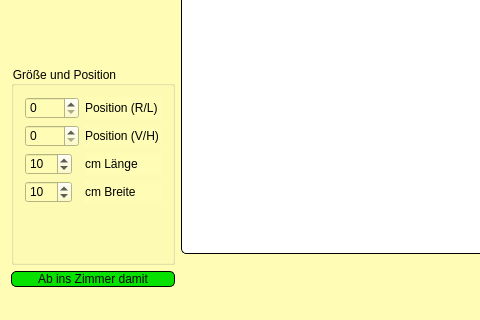
Above: mainwindow.ui from benediktrauch/VectorDrawing before the change; both pictures show x 0 to 480 and y 458 to 778 of the 1026 by 778 pixel window. Below: the same form after it.
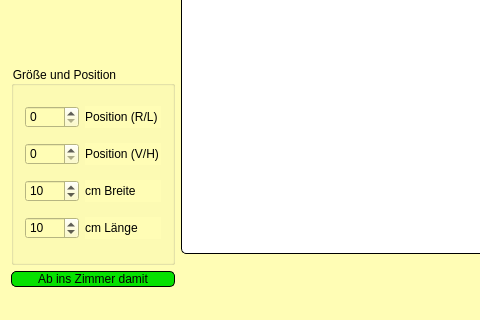
That is the form after the change. Icons and pictures are not drawn. Custom widgets are drawn as their Qt base class.

```diff
--- a/mainwindow.ui
+++ b/mainwindow.ui
@@ -48,7 +48,26 @@
             </property>
             <layout class="QHBoxLayout" name="horizontalLayout_2">
              <item>
-              <layout class="QFormLayout" name="formLayout">
+              <layout class="QGridLayout" name="gridLayout_6">
+               <item row="0" column="0">
+                <widget class="QDoubleSpinBox" name="sb_x_pos">
+                 <property name="maximumSize">
+                  <size>
+                   <width>55</width>
+                   <height>16777215</height>
+                  </size>
+                 </property>
+                 <property name="toolTip">
+                  <string>&lt;html&gt;&lt;head/&gt;&lt;body&gt;&lt;p&gt;&lt;span style=&quot; font-size:10pt;&quot;&gt;Hier kannst Du einstellen, wie weit rechts, oder Links das Möbelstück hingestellt werden soll. Das kannst du aber später noch ändern.&lt;/span&gt;&lt;/p&gt;&lt;/body&gt;&lt;/html&gt;</string>
+                 </property>
+                 <property name="decimals">
+                  <number>0</number>
+                 </property>
+                 <property name="maximum">
+                  <double>1600.000000000000000</double>
+                 </property>
+                </widget>
+               </item>
                <item row="0" column="1">
                 <widget class="QLabel" name="lb_x_pos">
                  <property name="toolTip">
@@ -59,6 +78,25 @@
                  </property>
                 </widget>
                </item>
+               <item row="1" column="0">
+                <widget class="QDoubleSpinBox" name="sb_y_pos">
+                 <property name="maximumSize">
+                  <size>
+                   <width>55</width>
+                   <height>16777215</height>
+                  </size>
+                 </property>
+                 <property name="toolTip">
+                  <string>&lt;html&gt;&lt;head/&gt;&lt;body&gt;&lt;p&gt;&lt;span style=&quot; font-size:10pt;&quot;&gt;Hier kannst Du einstellen, wie weit vorne oder hinten das Möbelstück hingestellt werden soll. Auf deinem Bildschirm wird es als Oben und Unten dargestellt. Das kannst du aber später noch ändern.&lt;/span&gt;&lt;/p&gt;&lt;/body&gt;&lt;/html&gt;</string>
+                 </property>
+                 <property name="decimals">
+                  <number>0</number>
+                 </property>
+                 <property name="maximum">
+                  <double>1000.000000000000000</double>
+                 </property>
+                </widget>
+               </item>
                <item row="1" column="1">
                 <widget class="QLabel" name="lb_y_pos">
                  <property name="toolTip">
@@ -69,8 +107,14 @@
                  </property>
                 </widget>
                </item>
-               <item row="2" column="0">
+               <item row="3" column="0">
                 <widget class="QSpinBox" name="sb_width">
+                 <property name="maximumSize">
+                  <size>
+                   <width>55</width>
+                   <height>16777215</height>
+                  </size>
+                 </property>
                  <property name="maximum">
                   <number>499</number>
                  </property>
@@ -80,21 +124,20 @@
                 </widget>
                </item>
                <item row="3" column="1">
-                <widget class="QLabel" name="lb_width">
-                 <property name="text">
-                  <string>cm Breite</string>
-                 </property>
-                </widget>
-               </item>
-               <item row="2" column="1">
                 <widget class="QLabel" name="lb_height">
                  <property name="text">
                   <string>cm Länge</string>
                  </property>
                 </widget>
                </item>
-               <item row="3" column="0">
+               <item row="2" column="0">
                 <widget class="QSpinBox" name="sb_heigth">
+                 <property name="maximumSize">
+                  <size>
+                   <width>55</width>
+                   <height>16777215</height>
+                  </size>
+                 </property>
                  <property name="maximum">
                   <number>499</number>
                  </property>
@@ -103,29 +146,10 @@
                  </property>
                 </widget>
                </item>
-               <item row="0" column="0">
-                <widget class="QDoubleSpinBox" name="sb_x_pos">
-                 <property name="toolTip">
-                  <string>&lt;html&gt;&lt;head/&gt;&lt;body&gt;&lt;p&gt;&lt;span style=&quot; font-size:10pt;&quot;&gt;Hier kannst Du einstellen, wie weit rechts, oder Links das Möbelstück hingestellt werden soll. Das kannst du aber später noch ändern.&lt;/span&gt;&lt;/p&gt;&lt;/body&gt;&lt;/html&gt;</string>
-                 </property>
-                 <property name="decimals">
-                  <number>0</number>
-                 </property>
-                 <property name="maximum">
-                  <double>1600.000000000000000</double>
-                 </property>
-                </widget>
-               </item>
-               <item row="1" column="0">
-                <widget class="QDoubleSpinBox" name="sb_y_pos">
-                 <property name="toolTip">
-                  <string>&lt;html&gt;&lt;head/&gt;&lt;body&gt;&lt;p&gt;&lt;span style=&quot; font-size:10pt;&quot;&gt;Hier kannst Du einstellen, wie weit vorne oder hinten das Möbelstück hingestellt werden soll. Auf deinem Bildschirm wird es als Oben und Unten dargestellt. Das kannst du aber später noch ändern.&lt;/span&gt;&lt;/p&gt;&lt;/body&gt;&lt;/html&gt;</string>
-                 </property>
-                 <property name="decimals">
-                  <number>0</number>
-                 </property>
-                 <property name="maximum">
-                  <double>1000.000000000000000</double>
+               <item row="2" column="1">
+                <widget class="QLabel" name="lb_width">
+                 <property name="text">
+                  <string>cm Breite</string>
                  </property>
                 </widget>
                </item>
```
Left out of the diff: 10 changed lines with no effect on the pictures.
